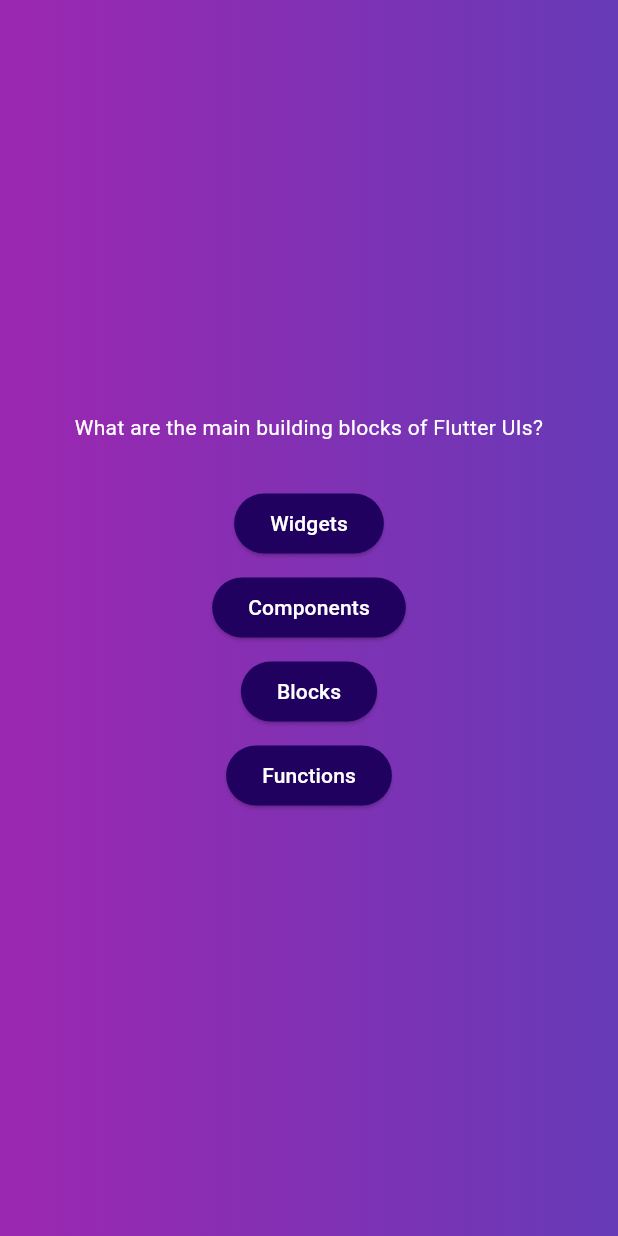
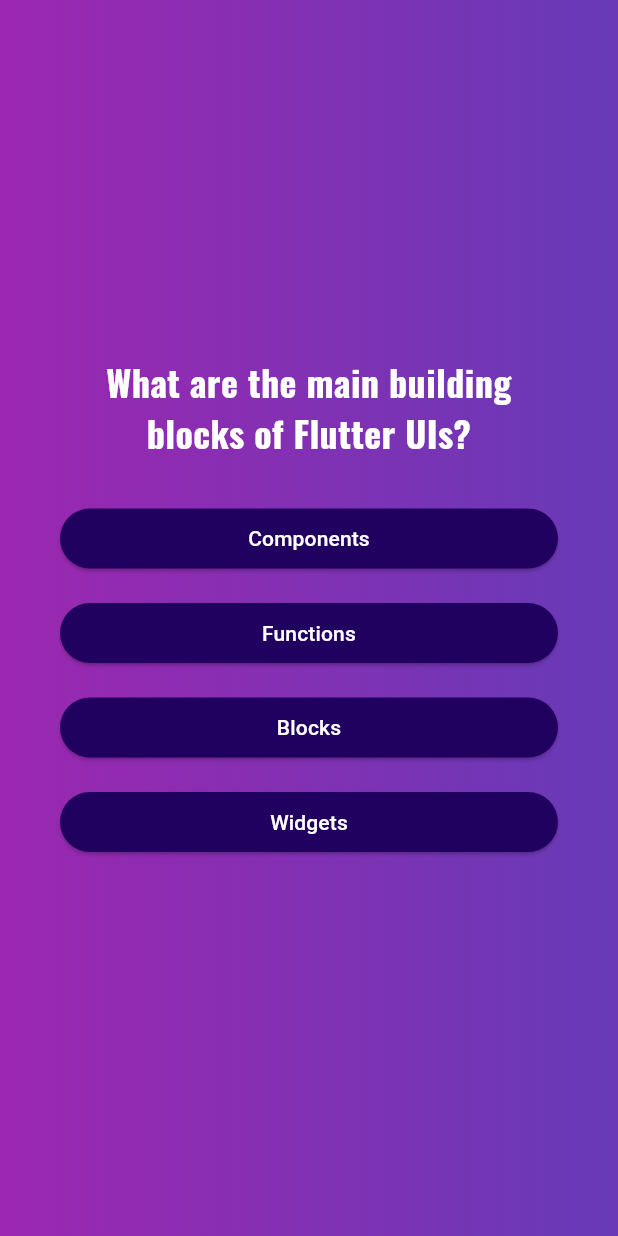
Before and after one commit to Naluemon/QuizzApp, a Flutter app: the screen it shows after launch, on a phone screen of 412 x 824 dp. Run offline on Flutter 3.47's test engine with Material 3 defaults, Android fonts, the phone set to English and light mode, and no system bars; our stand-ins replace google_fonts.

Commit message:
update result_screen.dart

```diff
--- a/lib/answer_button.dart
+++ b/lib/answer_button.dart
@@ -1,19 +1,37 @@
 import 'package:flutter/material.dart';
 
 class AnswerButton extends StatelessWidget {
-  const AnswerButton(this.answerOption, {super.key});
-
-  final String answerOption;
-
+  // const AnswerButton(this.answerOption, {super.key});
+  const AnswerButton({
+    super.key,
+    required this.answer,
+    required this.onTap,
+  });
+  final String answer;
+  final void Function() onTap;
   @override
   Widget build(BuildContext context) {
-    return ElevatedButton(
-      onPressed: () {},
-      style: ElevatedButton.styleFrom(
-        backgroundColor: const Color.fromARGB(255, 33, 1, 95),
-        foregroundColor: Colors.white,
-      ),
-      child: Text(answerOption),
+    return Column(
+      children: [
+        SizedBox(
+          width: double.infinity,
+          child: ElevatedButton(
+            onPressed: onTap,
+            style: ElevatedButton.styleFrom(
+              backgroundColor: const Color.fromARGB(255, 33, 1, 95),
+              foregroundColor: Colors.white,
+            ),
+            child: Text(
+              answer,
+              style: const TextStyle(color: Colors.white),
+              textAlign: TextAlign.center,
+            ),
+          ),
+        ),
+        const SizedBox(
+          height: 15,
+        )
+      ],
     );
   }
 }
--- a/lib/questions_screen.dart
+++ b/lib/questions_screen.dart
@@ -1,6 +1,8 @@
 import 'package:flutter/material.dart';
 import 'package:myapp/answer_button.dart';
+import 'package:google_fonts/google_fonts.dart';
 import 'package:myapp/data/quizz.dart';
+import 'package:myapp/results_screen.dart';
 
 class QuestionsScreen extends StatefulWidget {
   const QuestionsScreen({super.key});
@@ -12,10 +14,28 @@ class QuestionsScreen extends StatefulWidget {
 }
 
 class _QuestionsScreenState extends State<QuestionsScreen> {
-  final currentQuestion = questions[0];
+  int currentQuestionIndex = 0;
+  final List<String> selectedAnswers = [];
+
+  void answerQuestion(String selectedAnswer) {
+    setState(() {
+      selectedAnswers.add(selectedAnswer);
+      if (currentQuestionIndex < questions.length - 1) {
+        currentQuestionIndex++;
+      } else {
+        Navigator.push(
+          context,
+          MaterialPageRoute(
+            builder: (context) => ResultScreen(selectedAnswer: selectedAnswers),
+          ),
+        );
+      }
+    });
+  }
 
   @override
   Widget build(BuildContext context) {
+    final currentQuestion = questions[currentQuestionIndex];
     return MaterialApp(
       home: Scaffold(
         body: Container(
@@ -32,17 +52,19 @@ class _QuestionsScreenState extends State<QuestionsScreen> {
                 children: [
                   Text(
                     currentQuestion.question,
-                    style: const TextStyle(color: Colors.white),
+                    style: GoogleFonts.oswald(
+                      color: Colors.white,
+                      fontSize: 24,
+                      fontWeight: FontWeight.bold,
+                    ),
                     textAlign: TextAlign.center,
                   ),
                   const SizedBox(
                     height: 30,
                   ),
-                  ...currentQuestion.answers.map((answer) {
-                    return Container(
-                      margin: const EdgeInsets.only(bottom: 8),
-                      child: AnswerButton(answer),
-                    );
+                  ...currentQuestion.getShuffledAnswers().map((answer) {
+                    return AnswerButton(
+                        answer: answer, onTap: () => answerQuestion(answer));
                   })
                 ],
               ),
--- a/pubspec.yaml
+++ b/pubspec.yaml
@@ -35,6 +35,7 @@ dependencies:
   # The following adds the Cupertino Icons font to your application.
   # Use with the CupertinoIcons class for iOS style icons.
   cupertino_icons: ^1.0.8
+  google_fonts: ^6.2.1
 
 dev_dependencies:
   flutter_test:
```
Also changed, not shown: lib/model/quiz_model.dart (+8 -0 lines), lib/results_screen.dart (added, +99 -0 lines), pubspec.lock.
